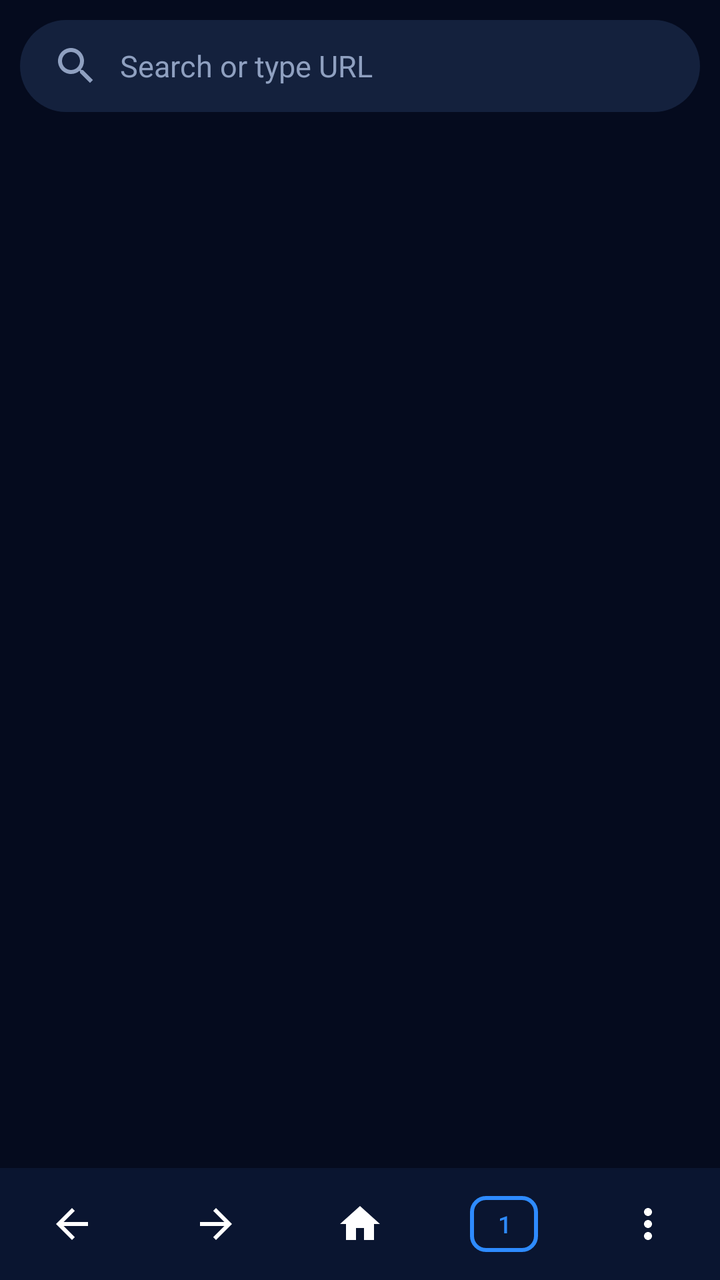
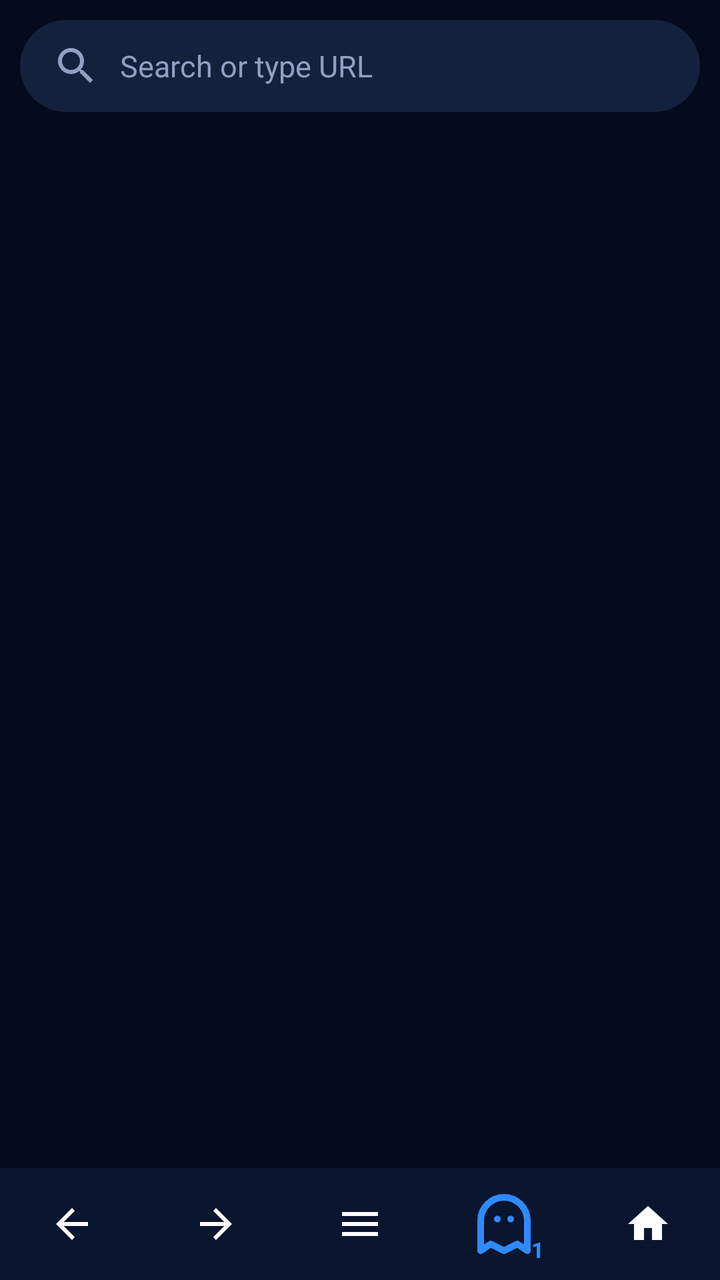

An Android layout rendered at two revisions. The XML below is the earlier revision; the diff shows what the commit changed to produce the second picture.
<!-- AndroidManifest.xml: application theme Theme.MT -->
<!-- res/layout/activity_main.xml -->
<?xml version="1.0" encoding="utf-8"?>
<LinearLayout xmlns:android="http://schemas.android.com/apk/res/android"
    xmlns:app="http://schemas.android.com/apk/res-auto"
    android:id="@+id/rootLayout"
    android:layout_width="match_parent" android:layout_height="match_parent"
    android:orientation="vertical" android:background="#050B1E">

    <EditText
        android:id="@+id/urlBar"
        android:layout_width="match_parent" android:layout_height="46dp"
        android:layout_margin="10dp" android:paddingHorizontal="16dp"
        android:background="@drawable/url_bg"
        android:drawableStart="@drawable/ic_search" android:drawablePadding="10dp"
        android:hint="Search or type URL" android:textColorHint="#8FA0C0"
        android:textColor="#FFFFFF" android:textSize="15sp" android:singleLine="true"
        android:inputType="textUri" android:imeOptions="actionGo" />

    <ProgressBar
        android:id="@+id/progress" style="?android:attr/progressBarStyleHorizontal"
        android:layout_width="match_parent" android:layout_height="3dp"
        android:progressTint="#2E8BFF" android:visibility="gone" />

    <FrameLayout
        android:id="@+id/webContainer"
        android:layout_width="match_parent" android:layout_height="0dp"
        android:layout_weight="1" />

    <LinearLayout
        android:id="@+id/bottomBar"
        android:layout_width="match_parent" android:layout_height="56dp"
        android:orientation="horizontal" android:gravity="center"
        android:background="#0A1530">
        <ImageButton android:id="@+id/btnBack"
            android:layout_width="0dp" android:layout_height="match_parent" android:layout_weight="1"
            android:padding="16dp" android:src="@drawable/ic_back"
            android:background="?attr/selectableItemBackgroundBorderless" />
        <ImageButton android:id="@+id/btnFwd"
            android:layout_width="0dp" android:layout_height="match_parent" android:layout_weight="1"
            android:padding="16dp" android:src="@drawable/ic_fwd"
            android:background="?attr/selectableItemBackgroundBorderless" />
        <ImageButton android:id="@+id/btnHome"
            android:layout_width="0dp" android:layout_height="match_parent" android:layout_weight="1"
            android:padding="16dp" android:src="@drawable/ic_home"
            android:background="?attr/selectableItemBackgroundBorderless" />
        <FrameLayout android:layout_width="0dp" android:layout_height="match_parent" android:layout_weight="1">
            <Button android:id="@+id/btnTabs"
                style="@style/Widget.MaterialComponents.Button.OutlinedButton"
                android:layout_width="34dp" android:layout_height="28dp"
                android:layout_gravity="center"
                android:minWidth="0dp" android:minHeight="0dp" android:padding="0dp"
                android:insetTop="0dp" android:insetBottom="0dp"
                android:text="1" android:textSize="12sp" android:textColor="#2E8BFF"
                app:strokeColor="#2E8BFF" app:strokeWidth="2dp" app:cornerRadius="8dp" />
        </FrameLayout>
        <ImageButton android:id="@+id/btnMenu"
            android:layout_width="0dp" android:layout_height="match_parent" android:layout_weight="1"
            android:padding="16dp" android:src="@drawable/ic_more"
            android:background="?attr/selectableItemBackgroundBorderless" />
    </LinearLayout>
</LinearLayout>
<!-- resources referenced by this layout -->
<resources>
  <!-- drawable ic_back (drawable) -->
  <vector xmlns:android="http://schemas.android.com/apk/res/android" android:width="24dp" android:height="24dp" android:viewportWidth="24" android:viewportHeight="24"><path android:fillColor="#FFFFFF" android:pathData="M20,11H7.83l5.59,-5.59L12,4l-8,8 8,8 1.41,-1.41L7.83,13H20v-2z"/></vector>
  <!-- drawable ic_fwd (drawable) -->
  <vector xmlns:android="http://schemas.android.com/apk/res/android" android:width="24dp" android:height="24dp" android:viewportWidth="24" android:viewportHeight="24"><path android:fillColor="#FFFFFF" android:pathData="M12,4l-1.41,1.41L16.17,11H4v2h12.17l-5.58,5.59L12,20l8,-8z"/></vector>
  <!-- drawable ic_home (drawable) -->
  <vector xmlns:android="http://schemas.android.com/apk/res/android" android:width="24dp" android:height="24dp" android:viewportWidth="24" android:viewportHeight="24"><path android:fillColor="#FFFFFF" android:pathData="M10,20v-6h4v6h5v-8h3L12,3 2,12h3v8z"/></vector>
  <!-- drawable ic_more (drawable) -->
  <vector xmlns:android="http://schemas.android.com/apk/res/android" android:width="24dp" android:height="24dp" android:viewportWidth="24" android:viewportHeight="24"><path android:fillColor="#FFFFFF" android:pathData="M12,8c1.1,0 2,-0.9 2,-2s-0.9,-2 -2,-2 -2,0.9 -2,2 0.9,2 2,2zM12,10c-1.1,0 -2,0.9 -2,2s0.9,2 2,2 2,-0.9 2,-2 -0.9,-2 -2,-2zM12,16c-1.1,0 -2,0.9 -2,2s0.9,2 2,2 2,-0.9 2,-2 -0.9,-2 -2,-2z"/></vector>
  <!-- drawable ic_search (drawable) -->
  <vector xmlns:android="http://schemas.android.com/apk/res/android" android:width="24dp" android:height="24dp" android:viewportWidth="24" android:viewportHeight="24"><path android:fillColor="#8FA0C0" android:pathData="M15.5,14h-0.79l-0.28,-0.27C15.41,12.59 16,11.11 16,9.5 16,5.91 13.09,3 9.5,3S3,5.91 3,9.5 5.91,16 9.5,16c1.61,0 3.09,-0.59 4.23,-1.57l0.27,0.28v0.79l5,4.99L20.49,19l-4.99,-5zM9.5,14C7.01,14 5,11.99 5,9.5S7.01,5 9.5,5 14,7.01 14,9.5 11.99,14 9.5,14z"/></vector>
  <!-- drawable url_bg (drawable) -->
  <shape xmlns:android="http://schemas.android.com/apk/res/android">
      <solid android:color="#14213D" />
      <corners android:radius="24dp" />
  </shape>
  <style name="Theme.MT" parent="Theme.MaterialComponents.DayNight.NoActionBar">
          <item name="android:statusBarColor">#050B1E</item>
          <item name="android:navigationBarColor">#050B1E</item>
          <item name="android:windowBackground">#050B1E</item>
      </style>
</resources>

<!-- the commit's change to res/layout/activity_main.xml (unified diff, before → after) -->
@@ -1,6 +1,5 @@
 <?xml version="1.0" encoding="utf-8"?>
 <LinearLayout xmlns:android="http://schemas.android.com/apk/res/android"
-    xmlns:app="http://schemas.android.com/apk/res-auto"
     android:id="@+id/rootLayout"
     android:layout_width="match_parent" android:layout_height="match_parent"
     android:orientation="vertical" android:background="#050B1E">
@@ -38,23 +37,23 @@
             android:layout_width="0dp" android:layout_height="match_parent" android:layout_weight="1"
             android:padding="16dp" android:src="@drawable/ic_fwd"
             android:background="?attr/selectableItemBackgroundBorderless" />
+        <ImageButton android:id="@+id/btnMenu"
+            android:layout_width="0dp" android:layout_height="match_parent" android:layout_weight="1"
+            android:padding="16dp" android:src="@drawable/ic_menu"
+            android:background="?attr/selectableItemBackgroundBorderless" />
+        <FrameLayout android:layout_width="0dp" android:layout_height="match_parent" android:layout_weight="1">
+            <androidx.appcompat.widget.AppCompatButton android:id="@+id/btnTabs"
+                android:layout_width="40dp" android:layout_height="40dp"
+                android:layout_gravity="center"
+                android:background="@drawable/ic_ghost"
+                android:gravity="bottom|end" android:padding="0dp"
+                android:minWidth="0dp" android:minHeight="0dp"
+                android:text="1" android:textSize="11sp" android:textStyle="bold"
+                android:textColor="#2E8BFF" />
+        </FrameLayout>
         <ImageButton android:id="@+id/btnHome"
             android:layout_width="0dp" android:layout_height="match_parent" android:layout_weight="1"
             android:padding="16dp" android:src="@drawable/ic_home"
             android:background="?attr/selectableItemBackgroundBorderless" />
-        <FrameLayout android:layout_width="0dp" android:layout_height="match_parent" android:layout_weight="1">
-            <Button android:id="@+id/btnTabs"
-                style="@style/Widget.MaterialComponents.Button.OutlinedButton"
-                android:layout_width="34dp" android:layout_height="28dp"
-                android:layout_gravity="center"
-                android:minWidth="0dp" android:minHeight="0dp" android:padding="0dp"
-                android:insetTop="0dp" android:insetBottom="0dp"
-                android:text="1" android:textSize="12sp" android:textColor="#2E8BFF"
-                app:strokeColor="#2E8BFF" app:strokeWidth="2dp" app:cornerRadius="8dp" />
-        </FrameLayout>
-        <ImageButton android:id="@+id/btnMenu"
-            android:layout_width="0dp" android:layout_height="match_parent" android:layout_weight="1"
-            android:padding="16dp" android:src="@drawable/ic_more"
-            android:background="?attr/selectableItemBackgroundBorderless" />
     </LinearLayout>
 </LinearLayout>
<!-- resource entries referenced after the edit -->
@@ -4,10 +4,15 @@
   <vector xmlns:android="http://schemas.android.com/apk/res/android" android:width="24dp" android:height="24dp" android:viewportWidth="24" android:viewportHeight="24"><path android:fillColor="#FFFFFF" android:pathData="M20,11H7.83l5.59,-5.59L12,4l-8,8 8,8 1.41,-1.41L7.83,13H20v-2z"/></vector>
   <!-- drawable ic_fwd (drawable) -->
   <vector xmlns:android="http://schemas.android.com/apk/res/android" android:width="24dp" android:height="24dp" android:viewportWidth="24" android:viewportHeight="24"><path android:fillColor="#FFFFFF" android:pathData="M12,4l-1.41,1.41L16.17,11H4v2h12.17l-5.58,5.59L12,20l8,-8z"/></vector>
+  <!-- drawable ic_ghost (drawable) -->
+  <vector xmlns:android="http://schemas.android.com/apk/res/android" android:width="40dp" android:height="40dp" android:viewportWidth="24" android:viewportHeight="24">
+  <path android:strokeColor="#2E8BFF" android:strokeWidth="2" android:strokeLineJoin="round" android:pathData="M5,20 L5,11 C5,7.13 8.13,4 12,4 C15.87,4 19,7.13 19,11 L19,20 L16,18 L12,20 L8,18 Z"/>
+  <path android:fillColor="#2E8BFF" android:pathData="M9,10.5 a1,1 0 1,0 2,0 a1,1 0 1,0 -2,0 M13,10.5 a1,1 0 1,0 2,0 a1,1 0 1,0 -2,0"/>
+  </vector>
   <!-- drawable ic_home (drawable) -->
   <vector xmlns:android="http://schemas.android.com/apk/res/android" android:width="24dp" android:height="24dp" android:viewportWidth="24" android:viewportHeight="24"><path android:fillColor="#FFFFFF" android:pathData="M10,20v-6h4v6h5v-8h3L12,3 2,12h3v8z"/></vector>
-  <!-- drawable ic_more (drawable) -->
-  <vector xmlns:android="http://schemas.android.com/apk/res/android" android:width="24dp" android:height="24dp" android:viewportWidth="24" android:viewportHeight="24"><path android:fillColor="#FFFFFF" android:pathData="M12,8c1.1,0 2,-0.9 2,-2s-0.9,-2 -2,-2 -2,0.9 -2,2 0.9,2 2,2zM12,10c-1.1,0 -2,0.9 -2,2s0.9,2 2,2 2,-0.9 2,-2 -0.9,-2 -2,-2zM12,16c-1.1,0 -2,0.9 -2,2s0.9,2 2,2 2,-0.9 2,-2 -0.9,-2 -2,-2z"/></vector>
+  <!-- drawable ic_menu (drawable) -->
+  <vector xmlns:android="http://schemas.android.com/apk/res/android" android:width="24dp" android:height="24dp" android:viewportWidth="24" android:viewportHeight="24"><path android:fillColor="#FFFFFF" android:pathData="M3,18h18v-2H3v2zM3,13h18v-2H3v2zM3,6v2h18V6H3z"/></vector>
   <!-- drawable ic_search (drawable) -->
   <vector xmlns:android="http://schemas.android.com/apk/res/android" android:width="24dp" android:height="24dp" android:viewportWidth="24" android:viewportHeight="24"><path android:fillColor="#8FA0C0" android:pathData="M15.5,14h-0.79l-0.28,-0.27C15.41,12.59 16,11.11 16,9.5 16,5.91 13.09,3 9.5,3S3,5.91 3,9.5 5.91,16 9.5,16c1.61,0 3.09,-0.59 4.23,-1.57l0.27,0.28v0.79l5,4.99L20.49,19l-4.99,-5zM9.5,14C7.01,14 5,11.99 5,9.5S7.01,5 9.5,5 14,7.01 14,9.5 11.99,14 9.5,14z"/></vector>
   <!-- drawable url_bg (drawable) -->
